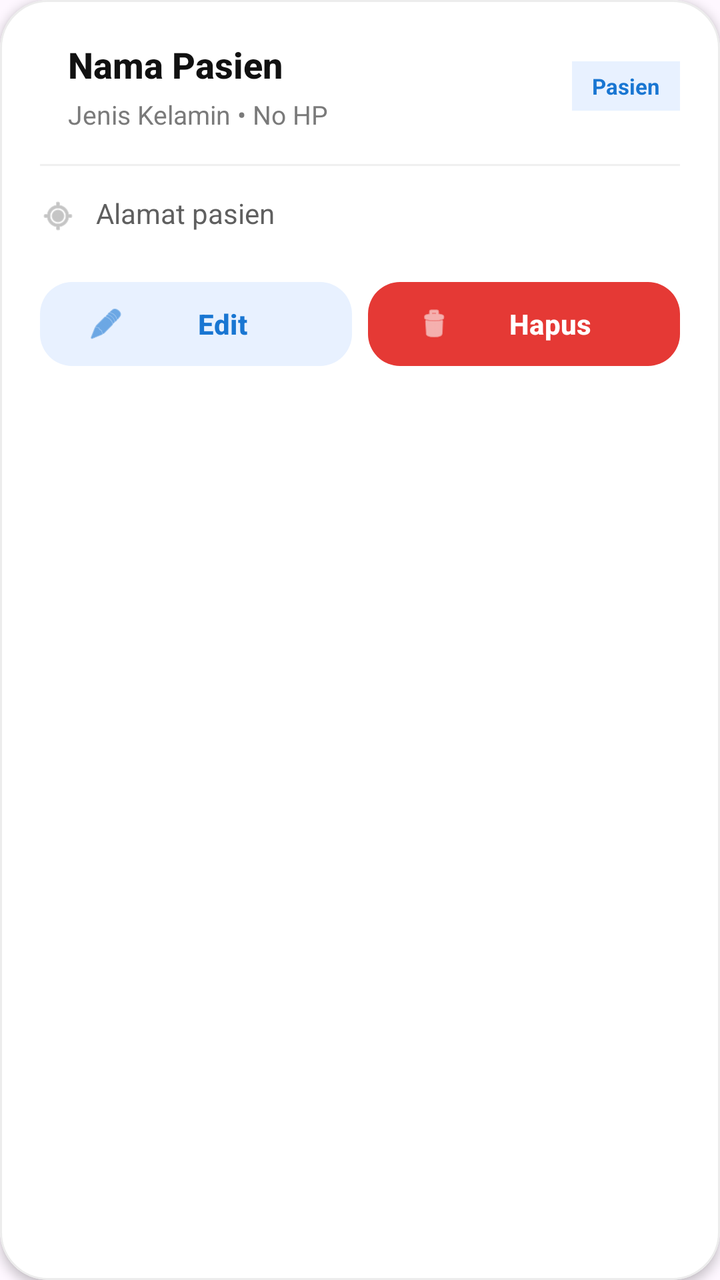
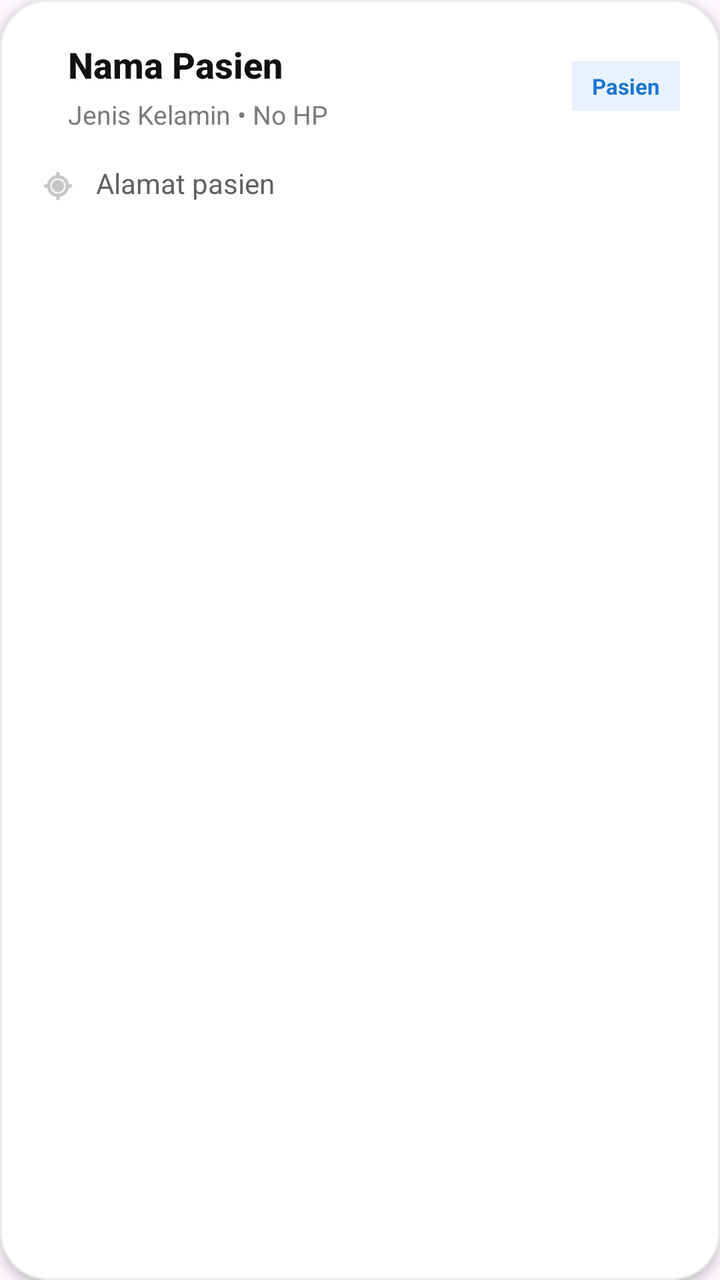

An Android layout rendered at two revisions. The XML below is the earlier revision; the diff shows what the commit changed to produce the second picture.
<!-- AndroidManifest.xml: application theme Theme.VehicleApiApp -->
<!-- res/layout/item_patient.xml -->
<?xml version="1.0" encoding="utf-8"?>
<com.google.android.material.card.MaterialCardView
    xmlns:android="http://schemas.android.com/apk/res/android"
    xmlns:app="http://schemas.android.com/apk/res-auto"
    android:layout_width="match_parent"
    android:layout_height="wrap_content"
    android:layout_marginHorizontal="16dp"
    android:layout_marginTop="10dp"
    android:layout_marginBottom="6dp"
    app:cardCornerRadius="24dp"
    app:cardElevation="3dp"
    app:strokeWidth="1dp"
    app:strokeColor="#ECECEC"
    app:cardBackgroundColor="@android:color/white">

    <LinearLayout
        android:layout_width="match_parent"
        android:layout_height="wrap_content"
        android:orientation="vertical"
        android:padding="20dp">

        
        <LinearLayout
            android:layout_width="match_parent"
            android:layout_height="wrap_content"
            android:orientation="horizontal"
            android:gravity="center_vertical">

            
            <LinearLayout
                android:layout_width="0dp"
                android:layout_height="wrap_content"
                android:layout_weight="1"
                android:layout_marginStart="14dp"
                android:orientation="vertical">

                <TextView
                    android:id="@+id/tvNama"
                    android:layout_width="wrap_content"
                    android:layout_height="wrap_content"
                    android:text="Nama Pasien"
                    android:textColor="#111111"
                    android:textSize="18sp"
                    android:textStyle="bold"
                    android:fontFamily="sans-serif-medium" />

                <TextView
                    android:id="@+id/tvDetail"
                    android:layout_width="wrap_content"
                    android:layout_height="wrap_content"
                    android:layout_marginTop="4dp"
                    android:text="Jenis Kelamin • No HP"
                    android:textColor="#7A7A7A"
                    android:textSize="13sp" />

            </LinearLayout>

            
            <LinearLayout
                android:layout_width="wrap_content"
                android:layout_height="wrap_content"
                android:background="#E8F1FF"
                android:paddingHorizontal="10dp"
                android:paddingVertical="5dp"
                android:gravity="center">

                <TextView
                    android:layout_width="wrap_content"
                    android:layout_height="wrap_content"
                    android:text="Pasien"
                    android:textColor="#1976D2"
                    android:textSize="11sp"
                    android:textStyle="bold" />

            </LinearLayout>

        </LinearLayout>

        
        <View
            android:layout_width="match_parent"
            android:layout_height="1dp"
            android:layout_marginTop="16dp"
            android:layout_marginBottom="14dp"
            android:background="#F0F0F0" />

        
        <LinearLayout
            android:layout_width="match_parent"
            android:layout_height="wrap_content"
            android:orientation="horizontal"
            android:gravity="top">

            <ImageView
                android:layout_width="18dp"
                android:layout_height="18dp"
                android:layout_marginTop="2dp"
                android:src="@android:drawable/ic_menu_mylocation"
                app:tint="#9E9E9E" />

            <TextView
                android:id="@+id/tvAlamat"
                android:layout_width="0dp"
                android:layout_height="wrap_content"
                android:layout_weight="1"
                android:layout_marginStart="10dp"
                android:text="Alamat pasien"
                android:textColor="#5F5F5F"
                android:textSize="14sp"
                android:lineSpacingExtra="3dp" />

        </LinearLayout>

        
        <LinearLayout
            android:layout_width="match_parent"
            android:layout_height="wrap_content"
            android:layout_marginTop="20dp"
            android:orientation="horizontal">

            
            <com.google.android.material.button.MaterialButton
                android:id="@+id/btnEdit"
                android:layout_width="0dp"
                android:layout_height="50dp"
                android:layout_weight="1"
                android:layout_marginEnd="8dp"
                android:text="Edit"
                android:textAllCaps="false"
                android:textStyle="bold"
                android:textColor="#1976D2"
                app:backgroundTint="#E8F1FF"
                app:cornerRadius="16dp"
                app:elevation="0dp"
                app:icon="@android:drawable/ic_menu_edit"
                app:iconTint="#1976D2"
                app:iconPadding="8dp" />

            
            <com.google.android.material.button.MaterialButton
                android:id="@+id/btnDelete"
                android:layout_width="0dp"
                android:layout_height="50dp"
                android:layout_weight="1"
                android:text="Hapus"
                android:textAllCaps="false"
                android:textStyle="bold"
                android:textColor="@android:color/white"
                app:backgroundTint="#E53935"
                app:cornerRadius="16dp"
                app:elevation="0dp"
                app:icon="@android:drawable/ic_menu_delete"
                app:iconTint="@android:color/white"
                app:iconPadding="8dp" />

        </LinearLayout>

    </LinearLayout>

</com.google.android.material.card.MaterialCardView>
<!-- resources referenced by this layout -->
<resources>
  <style name="Theme.VehicleApiApp" parent="Base.Theme.VehicleApiApp" />
  <style name="Base.Theme.VehicleApiApp" parent="Theme.Material3.DayNight.NoActionBar">
          
          
      </style>
</resources>

<!-- the commit's change to res/layout/item_patient.xml (unified diff, before → after) -->
@@ -77,17 +77,10 @@
         </LinearLayout>
 
         
-        <View
-            android:layout_width="match_parent"
-            android:layout_height="1dp"
-            android:layout_marginTop="16dp"
-            android:layout_marginBottom="14dp"
-            android:background="#F0F0F0" />
-
-        
         <LinearLayout
             android:layout_width="match_parent"
             android:layout_height="wrap_content"
+            android:layout_marginTop="16dp"
             android:orientation="horizontal"
             android:gravity="top">
 
@@ -111,50 +104,6 @@
 
         </LinearLayout>
 
-        
-        <LinearLayout
-            android:layout_width="match_parent"
-            android:layout_height="wrap_content"
-            android:layout_marginTop="20dp"
-            android:orientation="horizontal">
-
-            
-            <com.google.android.material.button.MaterialButton
-                android:id="@+id/btnEdit"
-                android:layout_width="0dp"
-                android:layout_height="50dp"
-                android:layout_weight="1"
-                android:layout_marginEnd="8dp"
-                android:text="Edit"
-                android:textAllCaps="false"
-                android:textStyle="bold"
-                android:textColor="#1976D2"
-                app:backgroundTint="#E8F1FF"
-                app:cornerRadius="16dp"
-                app:elevation="0dp"
-                app:icon="@android:drawable/ic_menu_edit"
-                app:iconTint="#1976D2"
-                app:iconPadding="8dp" />
-
-            
-            <com.google.android.material.button.MaterialButton
-                android:id="@+id/btnDelete"
-                android:layout_width="0dp"
-                android:layout_height="50dp"
-                android:layout_weight="1"
-                android:text="Hapus"
-                android:textAllCaps="false"
-                android:textStyle="bold"
-                android:textColor="@android:color/white"
-                app:backgroundTint="#E53935"
-                app:cornerRadius="16dp"
-                app:elevation="0dp"
-                app:icon="@android:drawable/ic_menu_delete"
-                app:iconTint="@android:color/white"
-                app:iconPadding="8dp" />
-
-        </LinearLayout>
-
     </LinearLayout>
 
 </com.google.android.material.card.MaterialCardView>
